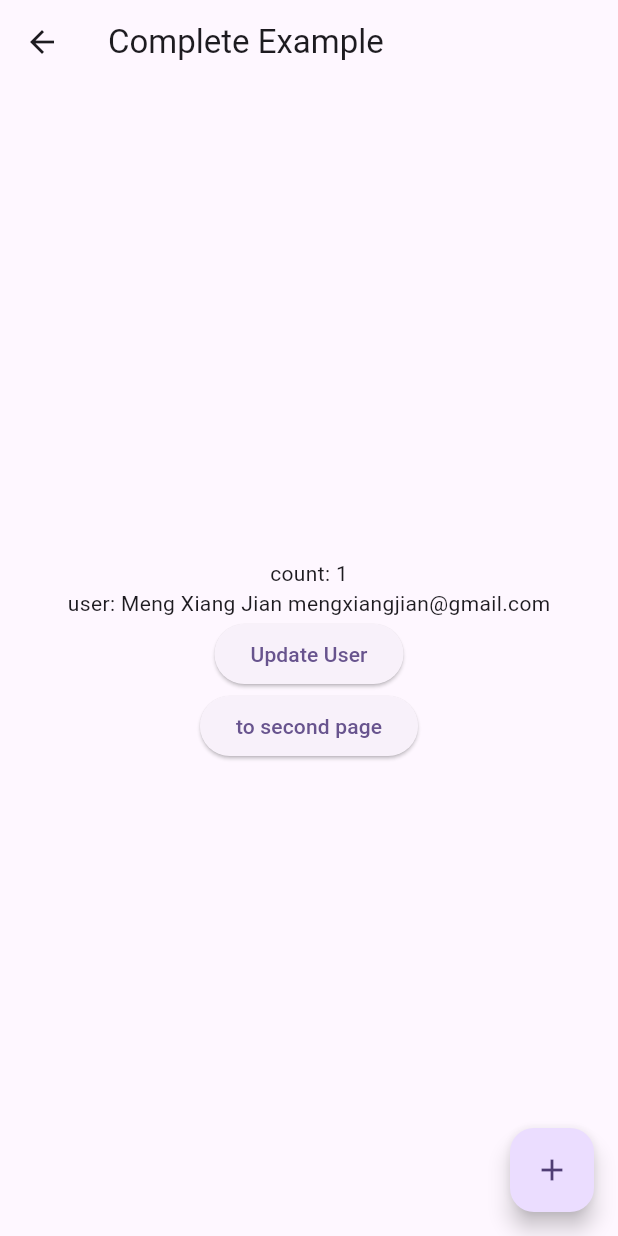
After one commit to mengxiangjian13/get_demo, a Flutter app: the CompletePage screen opened directly, after a tap on "Update User", after a tap on the "add" icon, on a phone screen of 412 x 824 dp. The commit adds this screen. Run offline on Flutter 3.47's test engine with Material 3 defaults, Android fonts, the phone set to English and light mode, and no system bars; our stand-ins replace get.

Commit message:
complete example: binding, reactive class, reactive list

```diff
--- /dev/null
+++ b/lib/complete/complete_controller.dart
@@ -0,0 +1,23 @@
+import 'package:get/get.dart';
+import 'package:get_demo/complete/user.dart';
+
+class CompleteController extends GetxController {
+  var count = 0.obs;
+  var user = User(name: "", email: "").obs;
+  var list = [1].obs;
+
+  void increment() {
+    count++;
+  }
+
+  void updateUser() {
+    user.update((val) {
+      val?.name = "Meng Xiang Jian";
+      val?.email = "mengxiangjian@gmail.com";
+    });
+  }
+
+  void addToList() {
+    list.add(list.last + 1);
+  }
+}
--- /dev/null
+++ b/lib/complete/complete_page.dart
@@ -0,0 +1,45 @@
+import 'package:flutter/material.dart';
+import 'package:get/get.dart';
+import 'package:get_demo/complete/complete_controller.dart';
+import 'package:get_demo/complete/complete_second_page.dart';
+
+class CompletePage extends GetView<CompleteController> {
+
+  const CompletePage({super.key});
+
+  @override
+  Widget build(BuildContext context) {
+    return Scaffold(
+      appBar: AppBar(
+        title: const Text('Complete Example'),
+      ),
+      body: Center(
+        child: Column(
+          mainAxisSize: MainAxisSize.min,
+          children: [
+            Obx(() => Text('count: ${controller.count}')),
+            Obx(() => Text('user: ${controller.user.value.name} ${controller.user.value.email}')),
+            ElevatedButton(
+              onPressed: () {
+                controller.updateUser();
+              },
+              child: const Text('Update User'),
+            ),
+            ElevatedButton(
+              onPressed: () {
+                Get.to(() => const CompleteSecondPage());
+              },
+              child: const Text('to second page'),
+            ),
+          ],
+        ),
+      ),
+      floatingActionButton: FloatingActionButton(
+        onPressed: () {
+          controller.increment();
+        },
+        child: const Icon(Icons.add),
+      ),
+    );
+  }
+}
--- /dev/null
+++ b/lib/complete/user.dart
@@ -0,0 +1,9 @@
+class User {
+  String name;
+  String email;
+
+  User({
+    required this.name,
+    required this.email,
+  });
+}
--- a/lib/main.dart
+++ b/lib/main.dart
@@ -1,5 +1,7 @@
 import 'package:flutter/material.dart';
 import 'package:get/route_manager.dart';
+import 'package:get_demo/complete/complete_bind.dart';
+import 'package:get_demo/complete/complete_page.dart';
 import 'package:get_demo/obs/obs_page.dart';
 import 'package:get_demo/reactive/reactive_page.dart';
 import 'package:get_demo/simple_state/simple_state_page.dart';
@@ -90,6 +92,9 @@ class MyHomePage extends StatelessWidget {
             ElevatedButton(onPressed: () {
               Get.to(() => ReactivePage());
             }, child: const Text('reactive state management')),
+            ElevatedButton(onPressed: () {
+              Get.to(() => const CompletePage(), binding: CompleteBind());
+            }, child: const Text('complete example page')),
           ],
         ),
       ), // This trailing comma makes auto-formatting nicer for build methods.
```
Also changed, not shown: lib/complete/complete_bind.dart (added, +11 -0 lines), lib/complete/complete_second_page.dart (added, +33 -0 lines).
